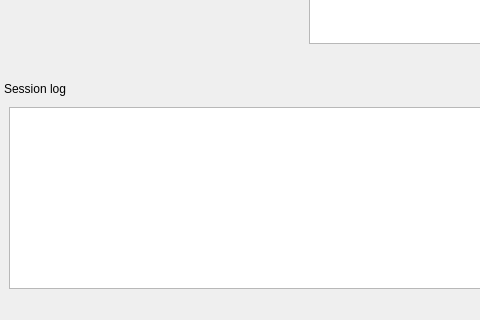
gehelem/als, file src/als/ui/als_ui.ui: the form before one commit; both pictures show x 0 to 480 and y 654 to 974 of the 1075 by 974 pixel window.
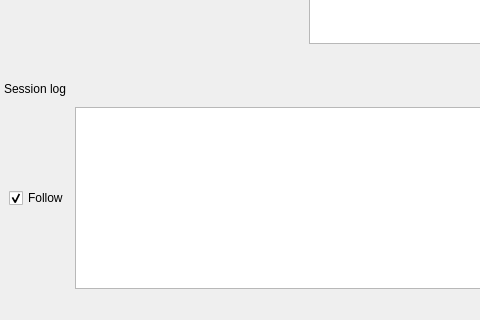
The form after the commit. Custom widgets are drawn as their Qt base class.

Patch:
```diff
--- a/src/als/ui/als_ui.ui
+++ b/src/als/ui/als_ui.ui
@@ -617,7 +617,17 @@
     <number>8</number>
    </attribute>
    <widget class="QWidget" name="dockWidgetContents_2">
-    <layout class="QVBoxLayout" name="verticalLayout_14">
+    <layout class="QHBoxLayout" name="horizontalLayout_9">
+     <item>
+      <widget class="QCheckBox" name="chk_follow_logs">
+       <property name="text">
+        <string>Follow</string>
+       </property>
+       <property name="checked">
+        <bool>true</bool>
+       </property>
+      </widget>
+     </item>
      <item>
       <widget class="QListWidget" name="log">
        <property name="font">
```
